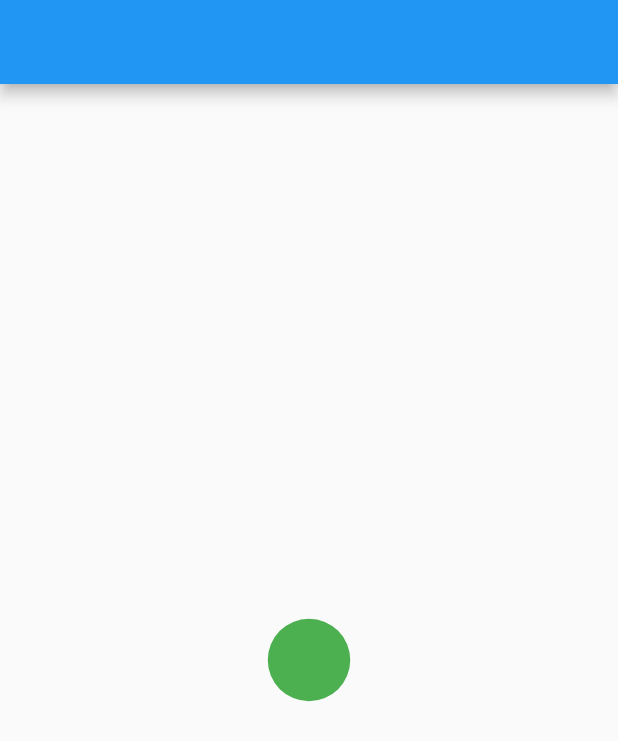
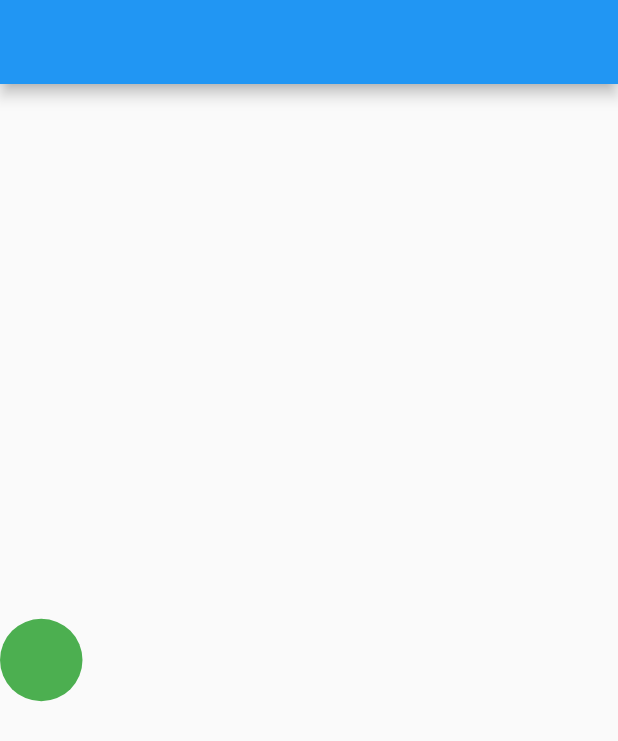
Before and after one commit to abuniaz/Animation_add, a Flutter app: the screen it shows after launch, on a phone screen of 412 x 824 dp. Shown: the top 741 px of the screen. Run offline on Flutter 3.47's test engine with Material 2 defaults, Android fonts, the phone set to English and light mode, and no system bars.

Commit message:
Update home.dart

```diff
--- a/lib/home.dart
+++ b/lib/home.dart
@@ -8,16 +8,18 @@ class Homepage extends StatefulWidget {
 }
 
 class _HomepageState extends State<Homepage> {
-  final double _height = 55;
+  double _height = 55;
   double _width = 55;
-  final Color _color = Colors.green;
+  Color _color = Colors.green;
   bool selected = false;
   @override
   Widget build(BuildContext context) {
     return Scaffold(
       appBar: AppBar(),
       body: Center(
-        child: AnimatedContainer(
+        child: Row(
+          children: [
+            AnimatedContainer(
               duration: const Duration(seconds: 1),
               height: _height,
               width: _width,
@@ -30,11 +32,14 @@ class _HomepageState extends State<Homepage> {
                 onTap: () {
                   setState(() {
                     selected = !selected;
-                Colors.teal;
+                    _color = Colors.teal;
                     _width = 200;
+                    _height = 200;
                   });
                 },
               ),
+            ),
+          ],
         ),
       ),
     );
```
Lines whose indentation alone changed are shown as unchanged.
